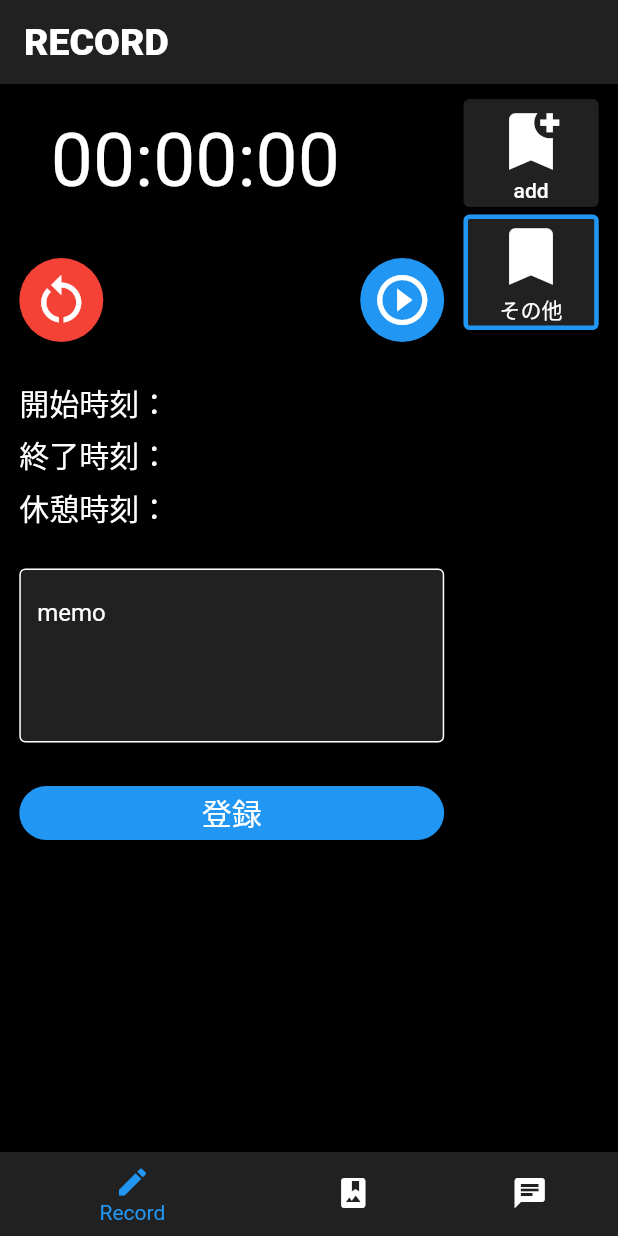
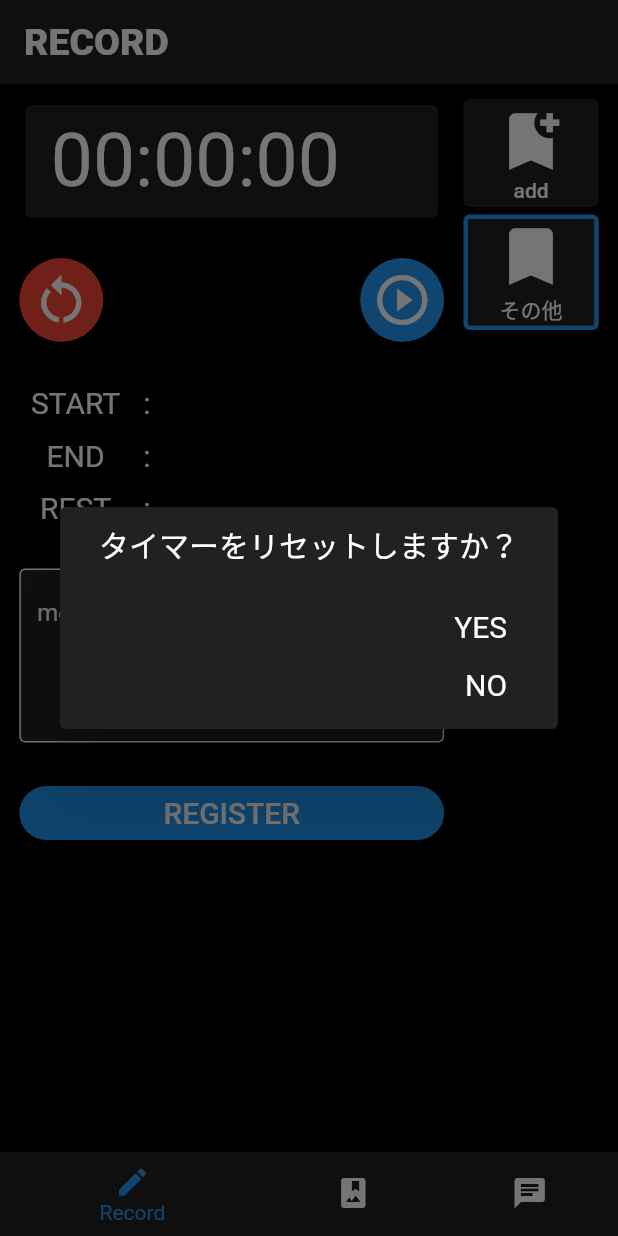
Before and after one commit to kei-study1/record, a Flutter app: the screen it shows after launch, after a tap on the "restart alt" icon, on a phone screen of 412 x 824 dp. Run offline on Flutter 3.47's test engine with Material 2 defaults, Android fonts, the phone set to English and light mode, and no system bars; our stand-ins replace sqflite; accounts and stored records are empty.

Commit message:
タグ登録時のみやすさup、タイマーを裏でも動くように現在時刻の取得で動作するようにした、命名を日本語から英語に変更、タグ登録のTextFieldの横幅と入力文字数制限

```diff
--- a/lib/screens/record.dart
+++ b/lib/screens/record.dart
@@ -1,4 +1,5 @@
 import 'package:flutter/material.dart';
+import 'package:flutter/services.dart';
 import 'package:path/path.dart';
 import 'screenRoot.dart';
 import '../db.dart';
@@ -28,6 +29,7 @@ class RecordState extends State<RecordStateful> {
   // Timer用
   late Timer _timer;
   int _seconds = 0;
+  int _restSeconds = 0;
   String _countTimer = '00:00:00';
   bool _buttonOn = false;
   late DateTime? _startTime = null;
@@ -61,12 +63,13 @@ class RecordState extends State<RecordStateful> {
       _buttonOn = !_buttonOn;
       if(_buttonOn) {
         _timer = Timer.periodic(
-          Duration(seconds: 1),
+          Duration(milliseconds: 500),
           _onTimer
         );
+        _restSeconds = tu.intSecondsDateTimeBetween(_startTime, DateTime.now()) - _seconds;
         if (_endTime != null) {
           _restTime = tu.dateTimeIntSeconds(
-            tu.intSecondsDateTimeBetween(_startTime, DateTime.now()) - _seconds
+            _restSeconds
           );
         }
         _endTime = null;
@@ -77,10 +80,69 @@ class RecordState extends State<RecordStateful> {
     });
   }
   void _onTimer(Timer t) {
-    _seconds++;
+    _seconds = tu.intSecondsDateTimeBetween(_startTime, DateTime.now()) - _restSeconds;
     setState(() {
       _countTimer = tu.stringDateTime(tu.dateTimeIntSeconds(_seconds));
     });
+  }
+  void _resetTimer(BuildContext context) {
+    showDialog(
+      context: context,
+      builder: (BuildContext context) {
+        return SimpleDialog(
+          contentPadding: EdgeInsets.all(10),
+          backgroundColor: sc.baseColor,
+          children: <Widget>[
+            Column(
+              mainAxisAlignment: MainAxisAlignment.center,
+              children: [
+                Text(
+                  'タイマーをリセットしますか？',
+                  textAlign: TextAlign.center,
+                  style: TextStyle(
+                    fontSize: 20,
+                    color: Colors.white
+                  ),
+                ),
+                Sb('h', 20)
+              ],
+            ),
+            SimpleDialogOption(
+              onPressed: () {
+                setState(() {
+                  _timer.cancel();
+                  _seconds = 0;
+                  _restSeconds = 0;
+                  _countTimer = '00:00:00';
+                  _buttonOn = false;
+                  _startTime = null;
+                  _endTime = null;
+                  _restTime = null;
+                });
+                Navigator.pop(context);
+              },
+              child: Row(
+                mainAxisAlignment: MainAxisAlignment.end,
+                children: [
+                  Text('YES', style: TextStyle(color: Colors.white, fontSize: 20),),
+                ],
+              ),
+            ),
+            SimpleDialogOption(
+              onPressed: () {
+                Navigator.pop(context);
+              },
+              child: Row(
+                mainAxisAlignment: MainAxisAlignment.end,
+                children: [
+                  Text('NO', style: TextStyle(color: Colors.white, fontSize: 20),),
+                ],
+              ),
+            ),
+          ],
+        );
+      }
+    );
   }
   void _tagChoice(int i) {
     setState(() {
@@ -91,13 +153,14 @@ class RecordState extends State<RecordStateful> {
     showDialog(
       context: context,
       builder: (BuildContext context) => SimpleDialog(
+        contentPadding: EdgeInsets.all(10),
         backgroundColor: sc.baseColor,
         children: <Widget>[
           Column(
             mainAxisAlignment: MainAxisAlignment.center,
             children: [
               Text(
-                '「' + _tagList[i].text + '」',
+                _tagList[i].text,
                 textAlign: TextAlign.center,
                 style: TextStyle(
                   fontSize: 25,
@@ -107,7 +170,7 @@ class RecordState extends State<RecordStateful> {
               Text(
                 'を削除しますか？',
                 style: TextStyle(
-                  fontSize: 25,
+                  fontSize: 20,
                   color: Colors.white
                 ),
               ),
@@ -119,13 +182,17 @@ class RecordState extends State<RecordStateful> {
               final List<Tag> tags = await Tag.getTags();
               setState(() {
                 _tagList = tags;
+                // 選択状態のタグを消した時は、その他を選択にする
+                if (_tagSelect == i) {
+                  _tagSelect = -1;
+                }
               });
               Navigator.pop(context);
             },
             child: Row(
               mainAxisAlignment: MainAxisAlignment.end,
               children: [
-                Text('yes', style: TextStyle(color: Colors.white, fontSize: 20),),
+                Text('YES', style: TextStyle(color: Colors.white, fontSize: 20),),
               ],
             ),
           ),
@@ -136,7 +203,7 @@ class RecordState extends State<RecordStateful> {
             child: Row(
               mainAxisAlignment: MainAxisAlignment.end,
               children: [
-                Text('no', style: TextStyle(color: Colors.white, fontSize: 20),),
+                Text('NO', style: TextStyle(color: Colors.white, fontSize: 20),),
               ],
             ),
           ),
@@ -156,12 +223,12 @@ class RecordState extends State<RecordStateful> {
         });
         print('$_tagColor' + ' : ' +  '$_tagColorCord');
       },
-      backgroundColor: sc.baseColor3,
+      backgroundColor: (_tagColor == tagNo) ? sc.baseColor2 : sc.baseColor3,
       foregroundColor: Color(tagColorCord),
       shape: CircleBorder(
         side: BorderSide(
           color: (_tagColor == tagNo) ? sc.subColor! : sc.baseColor3!,
-          width: 7,
+          width: 5,
         )
       ),
       child: Icon(
@@ -197,7 +264,7 @@ class RecordState extends State<RecordStateful> {
                       children: <Widget>[
 
                         Card(
-                          color: _buttonOn? sc.baseColor : sc.baseColor2,
+                          color: _buttonOn? sc.subColor : sc.baseColor,
                           child: Container(
                             padding: EdgeInsets.only(left: 17, top: 8, bottom:8),
                             width: double.infinity,
@@ -218,15 +285,16 @@ class RecordState extends State<RecordStateful> {
                           children: <Widget>[
                             FloatingActionButton(
                               // なんとなくタグの全件削除を入れている。
-                              onPressed: () async {
-                                await Tag.deleteAllTag();
-                                final List<Tag> tags = await Tag.getTags();
-                                setState(() {
-                                  _tagList = tags;
-                                  _selectedvalue = null;
-                                });
-                              },
+                              // onPressed: () async {
+                              //   await Tag.deleteAllTag();
+                              //   final List<Tag> tags = await Tag.getTags();
+                              //   setState(() {
+                              //     _tagList = tags;
+                              //     _selectedvalue = null;
+                              //   });
+                              // },
                               // splashColor: sc.subColor,
+                              onPressed: () => _resetTimer(context),
                               backgroundColor: Colors.red,
                               child: Icon(Icons.restart_alt, size: 40,),
                             ),
@@ -247,11 +315,12 @@ class RecordState extends State<RecordStateful> {
                             children: <Widget>[
                               Row(
                                 children: <Widget>[
-                                  ConText('開始時刻：', 100, 20),
+                                  ConText('START', 75, 20),
+                                  ConText(':', 20, 20),
                                   ConText(
                                     (_startTime == null)? '' :
                                     tu.stringDateTime(_startTime!),
-                                    150,
+                                    160,
                                     30
                                   ),
                                 ],
@@ -259,11 +328,12 @@ class RecordState extends State<RecordStateful> {
 
                               Row(
                                 children: <Widget>[
-                                  ConText('終了時刻：', 100, 20),
+                                  ConText('END', 75, 20),
+                                  ConText(':', 20, 20),
                                   ConText(
                                     (_endTime == null)? '' :
                                     tu.stringDateTime(_endTime!),
-                                    150,
+                                    160,
                                     30
                                   ),
                                 ],
@@ -271,11 +341,12 @@ class RecordState extends State<RecordStateful> {
 
                               Row(
                                 children: <Widget>[
-                                  ConText('休憩時刻：', 100, 20),
+                                  ConText('REST', 75, 20),
+                                  ConText(':', 20, 20),
                                   ConText(
                                     (_restTime == null)? '' :
                                     tu.stringDateTime(_restTime!),
-                                    150,
+                                    160,
                                     30
                                   ),
                                 ],
@@ -327,7 +398,7 @@ class RecordState extends State<RecordStateful> {
                               shape: RoundedRectangleBorder(borderRadius: BorderRadius.circular(30))
                             ),
                             child: Text(
-                              '登録',
+                              'REGISTER',
                               style: TextStyle(
                                 fontSize: 20
                               ),
@@ -364,11 +435,13 @@ class RecordState extends State<RecordStateful> {
                                         onTap: focusNode.requestFocus,
                                         child: AlertDialog(
                                           backgroundColor: sc.baseColor,
-                                          content: Column(
+                                          content: Container(
+                                            width: 200,
+                                            child: Column(
                                               mainAxisSize: MainAxisSize.min,
                                               children: <Widget>[
                                                 const Text(
-                                                "やることの登録",
+                                                  "TO DO",
                                                   style: TextStyle(
                                                     color: Colors.white,
                                                     fontSize: 20
@@ -378,15 +451,17 @@ class RecordState extends State<RecordStateful> {
                                                   Text('やることを記入してください！', style: TextStyle(color: Colors.red),)
                                                   : Container(),
                                                 TextField(
+                                                  controller: myController,
                                                   onChanged: (text) {
+                                                    dialogState(() {
+                                                      myController;
                                                       if (text.length > 0) {
-                                                    dialogState(() {
                                                         _stopRegistFlg = false;
+                                                      }
                                                     });
-                                                  }
                                                   },
-                                                controller: myController,
                                                   maxLength: 15,
+                                                  maxLengthEnforcement: MaxLengthEnforcement.truncateAfterCompositionEnds,
                                                   style: TextStyle(
                                                     color: Colors.white
                                                   ),
@@ -410,7 +485,7 @@ class RecordState extends State<RecordStateful> {
                                                 ),
 
                                                 const Text(
-                                                "色の選択",
+                                                  "COLOR SELECT",
                                                   style: TextStyle(
                                                     color: Colors.white,
                                                     fontSize: 20
@@ -454,7 +529,7 @@ class RecordState extends State<RecordStateful> {
                                                 Container(
                                                   width: double.infinity,
                                                   child: ElevatedButton(
-                                                  child: Text('登録', style: TextStyle(fontSize: 20),),
+                                                    child: Text('REGISTER', style: TextStyle(fontSize: 20),),
                                                     style: ElevatedButton.styleFrom(
                                                       backgroundColor: sc.subColor,
                                                       shape: RoundedRectangleBorder(borderRadius: BorderRadius.circular(30))
@@ -480,6 +555,7 @@ class RecordState extends State<RecordStateful> {
                                                   ),
                                                 ),
                                               ],
+                                            ),
                                           ),
                                         ),
                                       ),
--- a/lib/util.dart
+++ b/lib/util.dart
@@ -13,9 +13,11 @@ Widget Sb(String w, double s) {
 
 Widget ConText(String s, double width, double fontSize) {
   return Container(
+    // color: Colors.red,
     width: width,
     child: Text(
       s,
+      textAlign: TextAlign.center,
       style: TextStyle(
         fontSize: fontSize,
         color: Colors.white
```
Lines whose indentation alone changed are shown as unchanged.
